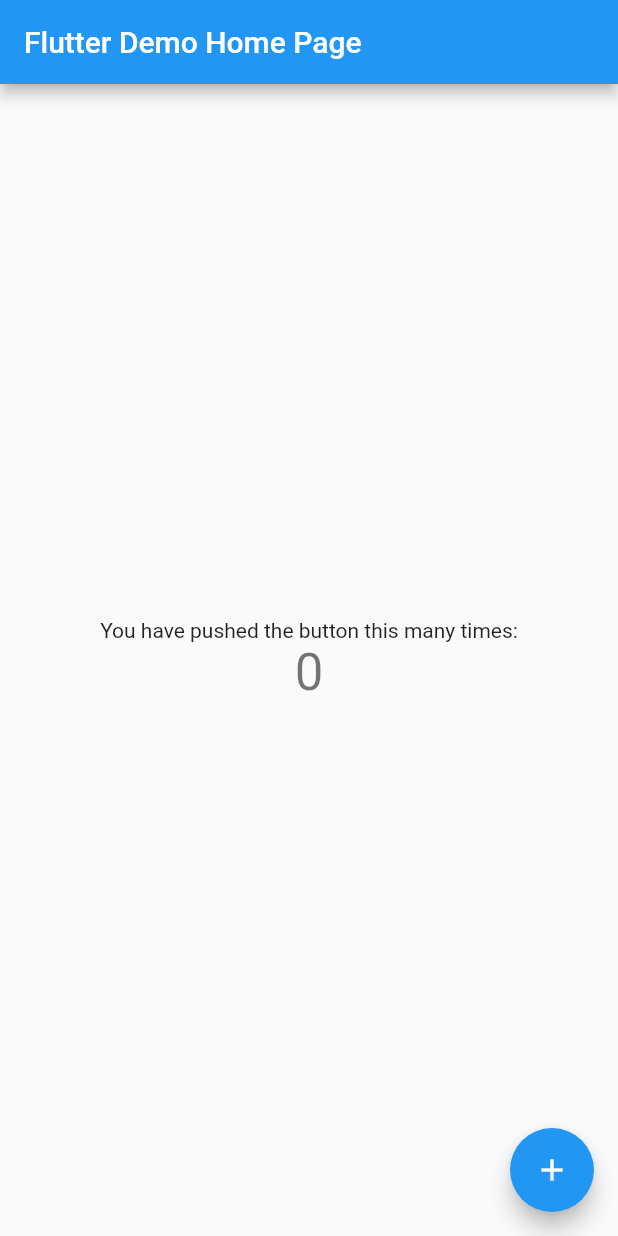
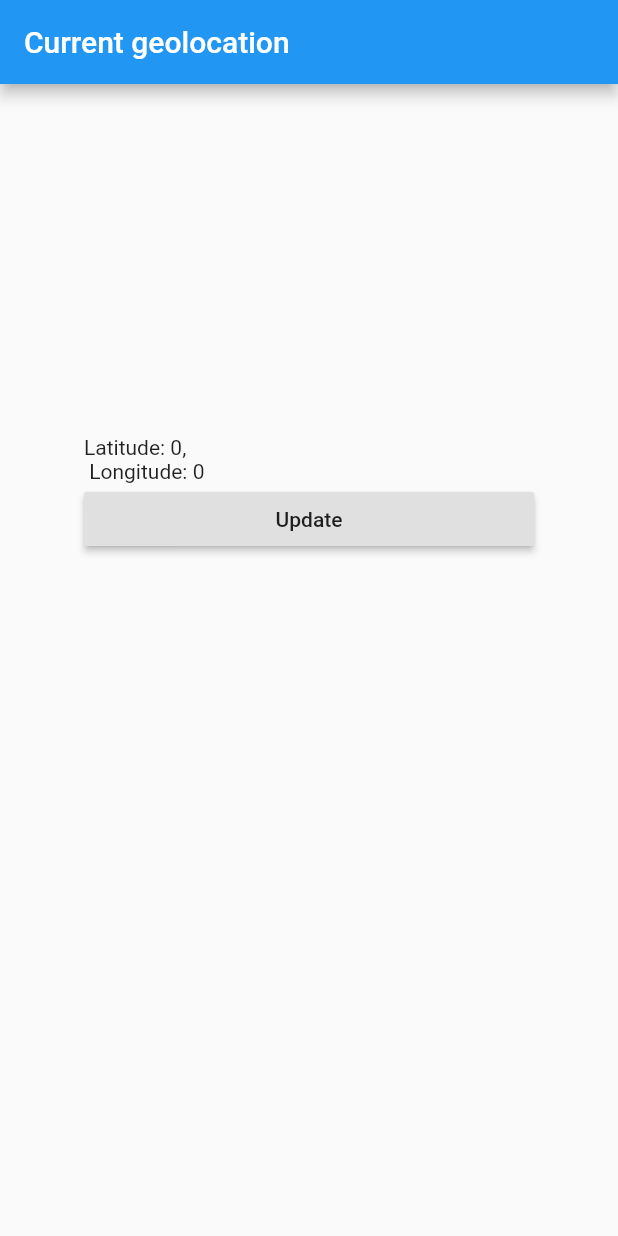
Before and after one commit to Balashoffs/geo_app, a Flutter app: the screen it shows after launch, on a phone screen of 412 x 824 dp. Run offline on Flutter 3.47's test engine with Material 2 defaults, Android fonts, the phone set to English and light mode, and no system bars; our stand-ins replace geolocator.

Commit message:
ready app

```diff
--- a/lib/main.dart
+++ b/lib/main.dart
@@ -1,111 +1,90 @@
+import 'dart:async';
 import 'package:flutter/material.dart';
+import 'package:geolocator/geolocator.dart';
 
 void main() => runApp(MyApp());
 
 class MyApp extends StatelessWidget {
-  // This widget is the root of your application.
   @override
   Widget build(BuildContext context) {
     return MaterialApp(
-      title: 'Flutter Demo',
-      theme: ThemeData(
-        // This is the theme of your application.
-        //
-        // Try running your application with "flutter run". You'll see the
-        // application has a blue toolbar. Then, without quitting the app, try
-        // changing the primarySwatch below to Colors.green and then invoke
-        // "hot reload" (press "r" in the console where you ran "flutter run",
-        // or simply save your changes to "hot reload" in a Flutter IDE).
-        // Notice that the counter didn't reset back to zero; the application
-        // is not restarted.
-        primarySwatch: Colors.blue,
-      ),
-      home: MyHomePage(title: 'Flutter Demo Home Page'),
+      title: 'Flutter Geolocation',
+      home: GeolocationExample(),
     );
   }
 }
 
-class MyHomePage extends StatefulWidget {
-  MyHomePage({Key key, this.title}) : super(key: key);
+class GeolocationExampleState extends State {
+  Geolocator _geolocator;
+  Position _position;
 
-  // This widget is the home page of your application. It is stateful, meaning
-  // that it has a State object (defined below) that contains fields that affect
-  // how it looks.
-
-  // This class is the configuration for the state. It holds the values (in this
-  // case the title) provided by the parent (in this case the App widget) and
-  // used by the build method of the State. Fields in a Widget subclass are
-  // always marked "final".
-
-  final String title;
+  void checkPermission() {
+    _geolocator.checkGeolocationPermissionStatus().then((status) { print('status: $status'); });
+    _geolocator.checkGeolocationPermissionStatus(locationPermission: GeolocationPermission.locationAlways).then((status) { print('always status: $status'); });
+    _geolocator.checkGeolocationPermissionStatus(locationPermission: GeolocationPermission.locationWhenInUse)..then((status) { print('whenInUse status: $status'); });
+  }
 
   @override
-  _MyHomePageState createState() => _MyHomePageState();
+  void initState() {
+    super.initState();
+
+    _geolocator = Geolocator();
+    LocationOptions locationOptions = LocationOptions(accuracy: LocationAccuracy.high, distanceFilter: 1);
+
+    checkPermission();
+    updateLocation();
+
+//    StreamSubscription positionStream = _geolocator.getPositionStream(locationOptions).listen(
+//            (Position position) {
+//          _position = position;
+//        });
   }
 
-class _MyHomePageState extends State<MyHomePage> {
-  int _counter = 0;
+  void updateLocation() async {
+    try {
+      Position newPosition = await Geolocator().getCurrentPosition(desiredAccuracy: LocationAccuracy.high);
 
-  void _incrementCounter() {
       setState(() {
-      // This call to setState tells the Flutter framework that something has
-      // changed in this State, which causes it to rerun the build method below
-      // so that the display can reflect the updated values. If we changed
-      // _counter without calling setState(), then the build method would not be
-      // called again, and so nothing would appear to happen.
-      _counter++;
+        _position = newPosition;
       });
+    } catch (e) {
+      print('Error: ${e.toString()}');
+    }
   }
 
   @override
   Widget build(BuildContext context) {
-    // This method is rerun every time setState is called, for instance as done
-    // by the _incrementCounter method above.
-    //
-    // The Flutter framework has been optimized to make rerunning build methods
-    // fast, so that you can just rebuild anything that needs updating rather
-    // than having to individually change instances of widgets.
     return Scaffold(
       appBar: AppBar(
-        // Here we take the value from the MyHomePage object that was created by
-        // the App.build method, and use it to set our appbar title.
-        title: Text(widget.title),
+        title: Text('Current geolocation'),
       ),
       body: Center(
-        // Center is a layout widget. It takes a single child and positions it
-        // in the middle of the parent.
-        child: Column(
-          // Column is also a layout widget. It takes a list of children and
-          // arranges them vertically. By default, it sizes itself to fit its
-          // children horizontally, and tries to be as tall as its parent.
-          //
-          // Invoke "debug painting" (press "p" in the console, choose the
-          // "Toggle Debug Paint" action from the Flutter Inspector in Android
-          // Studio, or the "Toggle Debug Paint" command in Visual Studio Code)
-          // to see the wireframe for each widget.
-          //
-          // Column has various properties to control how it sizes itself and
-          // how it positions its children. Here we use mainAxisAlignment to
-          // center the children vertically; the main axis here is the vertical
-          // axis because Columns are vertical (the cross axis would be
-          // horizontal).
-          mainAxisAlignment: MainAxisAlignment.center,
+          child: Container(
+            alignment: Alignment.center,
+            margin: const EdgeInsets.all(10.0),
+            width: 300.0,
+            height: 300.0,
+            child: ListView(
               children: <Widget>[
                 Text(
-              'You have pushed the button this many times:',
+                    'Latitude: ${_position != null ? _position.latitude.toString() : '0'},'
                 ),
                 Text(
-              '$_counter',
-              style: Theme.of(context).textTheme.display1,
+                    ' Longitude: ${_position != null ? _position.longitude.toString() : '0'}'
                 ),
+                RaisedButton(
+                  child: Text('Update'),
+                  onPressed: updateLocation,
+                )
               ],
             ),
+          )
       ),
-      floatingActionButton: FloatingActionButton(
-        onPressed: _incrementCounter,
-        tooltip: 'Increment',
-        child: Icon(Icons.add),
-      ), // This trailing comma makes auto-formatting nicer for build methods.
     );
   }
 }
+
+class GeolocationExample extends StatefulWidget {
+  @override
+  GeolocationExampleState createState() => new GeolocationExampleState();
+}
--- a/pubspec.yaml
+++ b/pubspec.yaml
@@ -23,6 +23,7 @@ dependencies:
   # The following adds the Cupertino Icons font to your application.
   # Use with the CupertinoIcons class for iOS style icons.
   cupertino_icons: ^0.1.2
+  geolocator: ^5.1.4+2
 
 dev_dependencies:
   flutter_test:
```
Also changed, not shown: pubspec.lock, 1 other file. Lines whose indentation alone changed are shown as unchanged.
